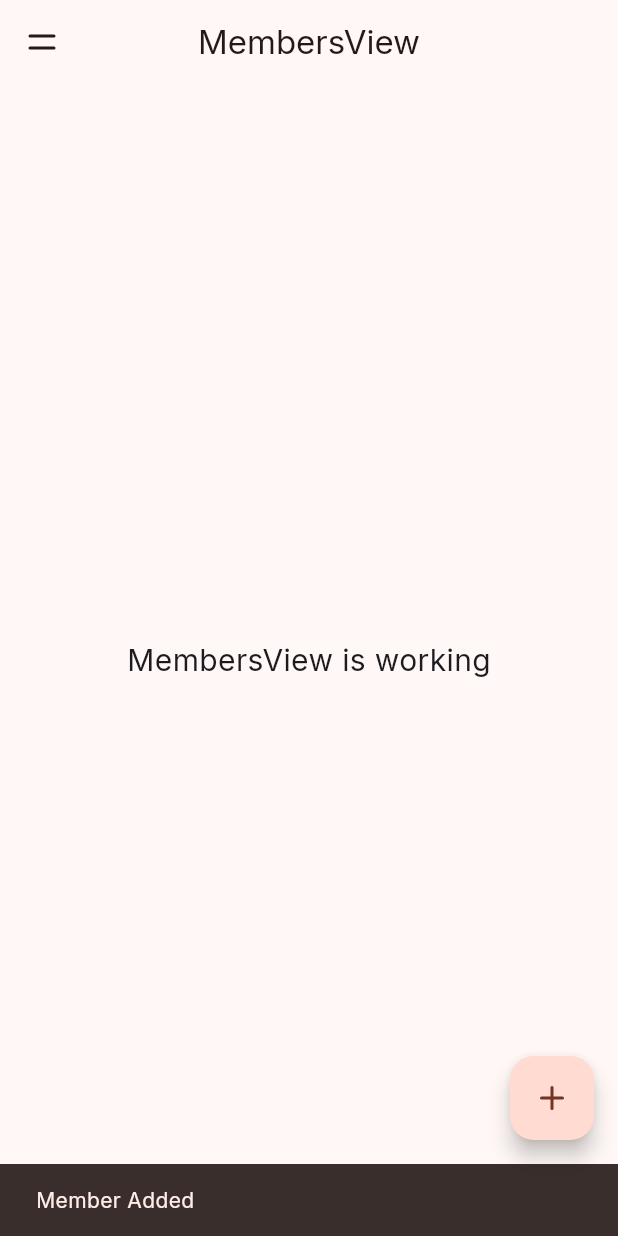
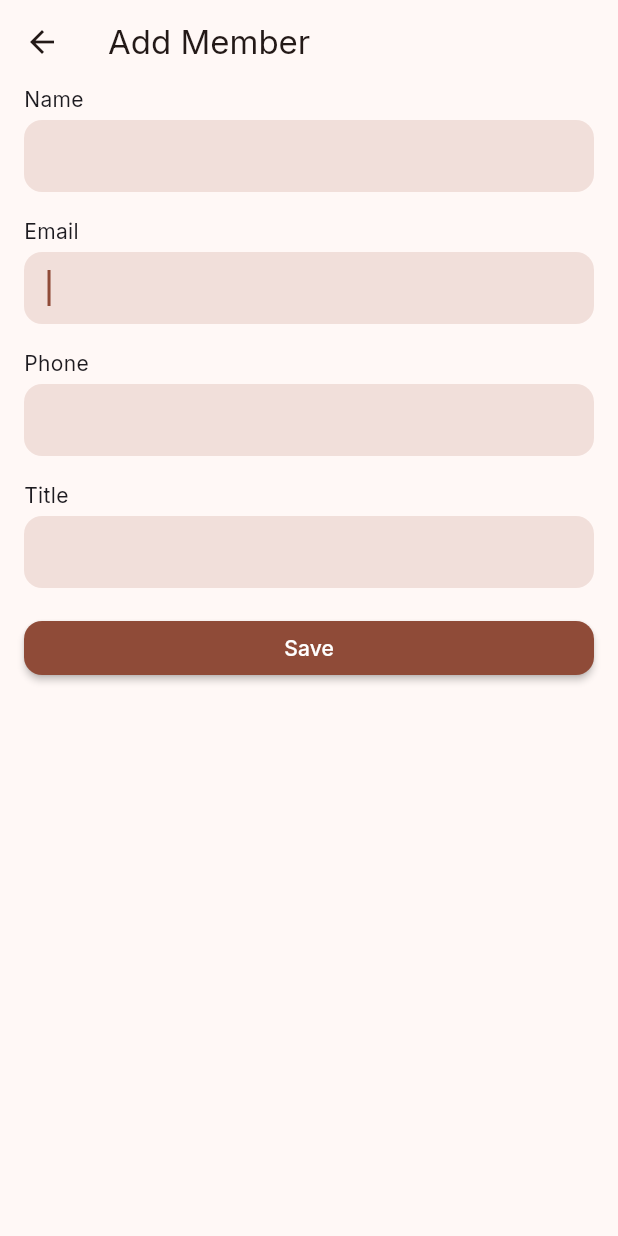
Before and after one commit to amka/calendula-app, a Flutter app: the MembersView screen opened by its route, after a tap on an icon or button, on a phone screen of 412 x 824 dp. Run offline on Flutter 3.47's test engine with Material 3 defaults, Android fonts, the light colour scheme and no system bars; our stand-ins replace appwrite, flutter_tabler_icons, get, get_storage, google_fonts; accounts and stored records are empty; network calls fail.

Commit message:
Add AddMember form

```diff
--- a/lib/app/modules/members/views/members_view.dart
+++ b/lib/app/modules/members/views/members_view.dart
@@ -3,6 +3,7 @@ import 'package:flutter_tabler_icons/flutter_tabler_icons.dart';
 import 'package:get/get.dart';
 
 import '../controllers/members_controller.dart';
+import '../widgets/add_member_dialog.dart';
 
 class MembersView extends GetView<MembersController> {
   const MembersView({Key? key}) : super(key: key);
@@ -29,8 +30,11 @@ class MembersView extends GetView<MembersController> {
         floatingActionButton: FloatingActionButton(
           heroTag: 'MembersFAB',
           onPressed: () {
-          ScaffoldMessenger.of(context)
-              .showSnackBar(const SnackBar(content: Text('Member Added')));
+            Get.to(
+              () => AddMemberDialog(),
+              transition: Transition.downToUp,
+              duration: Durations.short3,
+            );
           },
           child: const Icon(TablerIcons.plus),
         ),
--- /dev/null
+++ b/lib/app/modules/members/widgets/add_member_dialog.dart
@@ -0,0 +1,88 @@
+import 'package:flutter/material.dart';
+import 'package:get/get.dart';
+
+import 'form_field.dart';
+
+class AddMemberDialog extends StatelessWidget {
+  final formKey = GlobalKey<FormState>();
+
+  final emailController = TextEditingController();
+  final nameController = TextEditingController();
+  final titleController = TextEditingController();
+  final phoneController = TextEditingController();
+
+  AddMemberDialog({super.key});
+
+  @override
+  Widget build(BuildContext context) {
+    return Scaffold(
+      appBar: AppBar(
+        title: const Text("Add Member"),
+      ),
+      body: SafeArea(
+        child: SingleChildScrollView(
+          child: Form(
+            key: formKey,
+            child: Padding(
+              padding: const EdgeInsets.symmetric(horizontal: 16),
+              child: Column(
+                crossAxisAlignment: CrossAxisAlignment.start,
+                children: [
+                  CAFormField(
+                    label: 'Name',
+                    controller: nameController,
+                  ),
+                  const SizedBox(height: 16),
+                  CAFormField(
+                    label: 'Email',
+                    controller: emailController,
+                    autofocus: true,
+                    keyboardType: TextInputType.emailAddress,
+                    validator: (value) {
+                      if (value == null || value.trim().isEmpty) {
+                        return null;
+                      }
+                      if (GetUtils.isEmail(value)) {
+                        return 'We need valid email address';
+                      }
+                      return null;
+                    },
+                  ),
+                  const SizedBox(height: 16),
+                  CAFormField(
+                    label: 'Phone',
+                    controller: phoneController,
+                    keyboardType: TextInputType.phone,
+                  ),
+                  const SizedBox(height: 16),
+                  CAFormField(
+                    label: 'Title',
+                    controller: titleController,
+                  ),
+                  Padding(
+                    padding: const EdgeInsets.symmetric(vertical: 16),
+                    child: SizedBox(
+                      width: double.infinity,
+                      child: MaterialButton(
+                        onPressed: () {
+                          if (formKey.currentState!.validate()) {}
+                        },
+                        color: Theme.of(context).colorScheme.primary,
+                        child: Text(
+                          'Save',
+                          style: TextStyle(
+                            color: Theme.of(context).colorScheme.onPrimary,
+                          ),
+                        ),
+                      ),
+                    ),
+                  ),
+                ],
+              ),
+            ),
+          ),
+        ),
+      ),
+    );
+  }
+}
--- /dev/null
+++ b/lib/app/modules/members/widgets/form_field.dart
@@ -0,0 +1,36 @@
+import 'package:flutter/material.dart';
+
+class CAFormField extends StatelessWidget {
+  final String label;
+  final TextEditingController controller;
+  final bool autofocus;
+  final TextInputType keyboardType;
+  final String? Function(String? value)? validator;
+
+  const CAFormField({
+    super.key,
+    required this.label,
+    required this.controller,
+    this.autofocus = false,
+    this.keyboardType = TextInputType.text,
+    this.validator,
+  });
+
+  @override
+  Widget build(BuildContext context) {
+    // TODO: implement build
+    return Column(
+      crossAxisAlignment: CrossAxisAlignment.start,
+      children: [
+        Text(label),
+        const SizedBox(height: 4),
+        TextFormField(
+          controller: controller,
+          autofocus: autofocus,
+          keyboardType: keyboardType,
+          validator: validator,
+        ),
+      ],
+    );
+  }
+}
```
Lines whose indentation alone changed are shown as unchanged.
